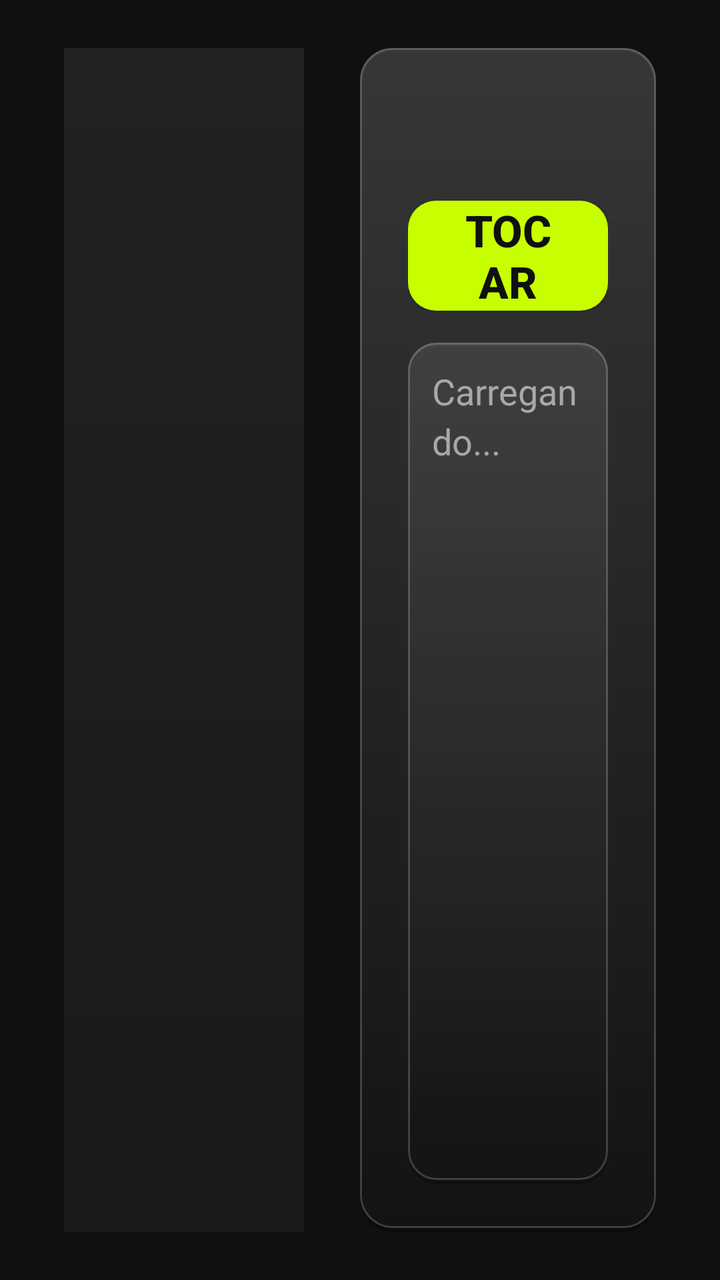
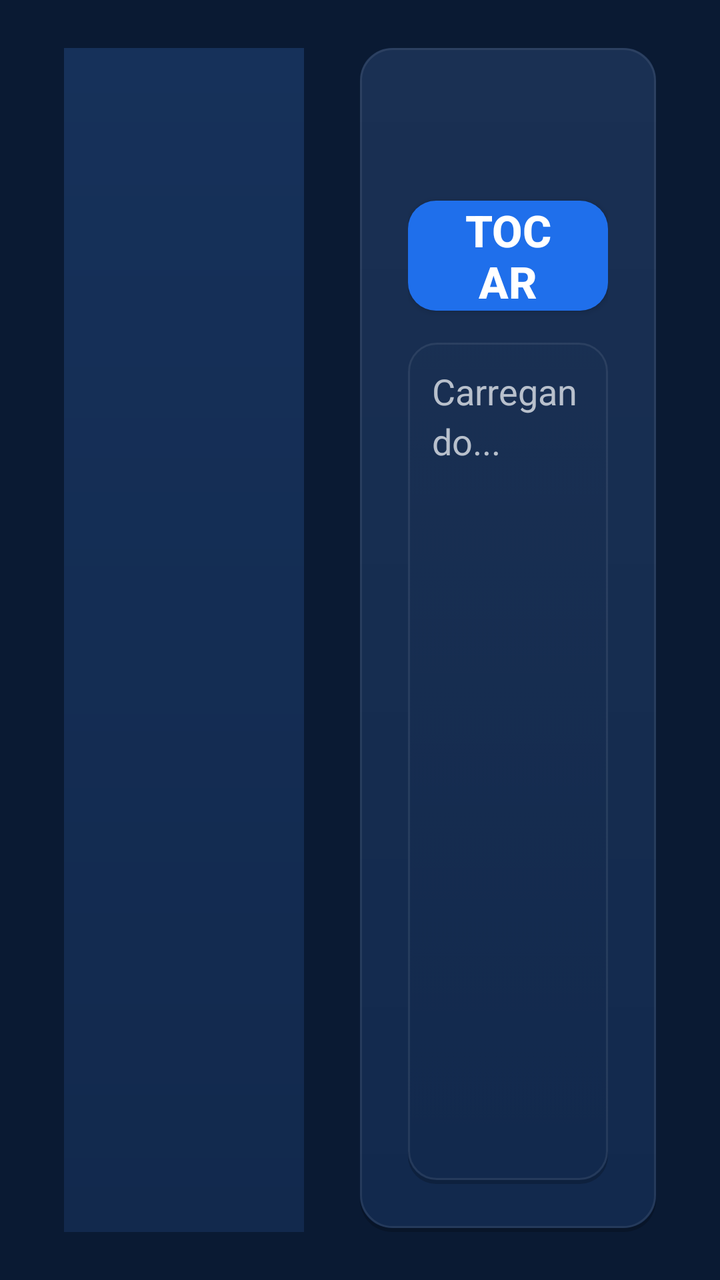

An Android layout rendered at two revisions. The XML below is the earlier revision; the diff shows what the commit changed to produce the second picture.
<!-- AndroidManifest.xml: application theme AppTheme -->
<!-- res/layout/activity_movie.xml -->
<?xml version="1.0" encoding="utf-8"?>
<LinearLayout xmlns:android="http://schemas.android.com/apk/res/android"
    android:layout_width="match_parent"
    android:layout_height="match_parent"
    android:background="@drawable/bg_gradient"
    android:orientation="horizontal"
    android:paddingStart="32dp"
    android:paddingTop="24dp"
    android:paddingEnd="32dp"
    android:paddingBottom="24dp">

    <ImageView
        android:id="@+id/iv_cover"
        android:layout_width="wrap_content"
        android:layout_height="match_parent"
        android:adjustViewBounds="true"
        android:background="@drawable/bg_poster"
        android:contentDescription="Capa"
        android:maxWidth="340dp"
        android:minWidth="120dp"
        android:scaleType="fitCenter" />

    <LinearLayout
        android:layout_width="0dp"
        android:layout_height="match_parent"
        android:layout_marginStart="28dp"
        android:layout_weight="1"
        android:background="@drawable/glass_mid"
        android:orientation="vertical"
        android:padding="24dp">

        <TextView
            android:id="@+id/tv_title"
            android:layout_width="match_parent"
            android:layout_height="wrap_content"
            android:ellipsize="end"
            android:maxLines="2"
            android:textColor="#C8FF00"
            android:textSize="30sp"
            android:textStyle="bold" />

        <TextView
            android:id="@+id/tv_meta"
            android:layout_width="match_parent"
            android:layout_height="wrap_content"
            android:layout_marginTop="8dp"
            android:ellipsize="end"
            android:maxLines="2"
            android:textColor="#A8A8A8"
            android:textSize="18sp"
            android:visibility="gone" />

        <Button
            android:id="@+id/btn_continue"
            android:layout_width="wrap_content"
            android:layout_height="wrap_content"
            android:layout_marginTop="16dp"
            android:background="@drawable/bg_button_primary"
            android:focusable="true"
            android:minWidth="200dp"
            android:paddingStart="28dp"
            android:paddingEnd="28dp"
            android:text="Continuar de onde parei"
            android:textColor="#101010"
            android:textSize="22sp"
            android:textStyle="bold"
            android:visibility="gone" />

        <Button
            android:id="@+id/btn_play"
            android:layout_width="wrap_content"
            android:layout_height="wrap_content"
            android:layout_marginTop="12dp"
            android:background="@drawable/bg_button_primary"
            android:focusable="true"
            android:minWidth="200dp"
            android:paddingStart="28dp"
            android:paddingEnd="28dp"
            android:text="Tocar"
            android:textColor="#101010"
            android:textSize="22sp"
            android:textStyle="bold" />

        <ScrollView
            android:id="@+id/sv_plot"
            android:layout_width="match_parent"
            android:layout_height="0dp"
            android:layout_marginTop="16dp"
            android:layout_weight="1"
            android:background="@drawable/bg_button"
            android:focusable="true"
            android:padding="12dp"
            android:scrollbars="none">

            <TextView
                android:id="@+id/tv_plot"
                android:layout_width="match_parent"
                android:layout_height="wrap_content"
                android:lineSpacingExtra="4dp"
                android:text="Carregando..."
                android:textColor="#A8A8A8"
                android:textSize="18sp" />
        </ScrollView>
    </LinearLayout>

</LinearLayout>
<!-- resources referenced by this layout -->
<resources>
  <!-- drawable bg_button_primary (drawable) -->
  <?xml version="1.0" encoding="utf-8"?>
  <selector xmlns:android="http://schemas.android.com/apk/res/android">
      <item android:state_focused="true">
          <layer-list>
              <item>
                  <shape android:shape="rectangle">
                      <stroke android:width="6dp" android:color="#59C8FF00" />
                      <corners android:radius="17dp" />
                  </shape>
              </item>
              <item android:left="3dp" android:top="3dp" android:right="3dp" android:bottom="3dp">
                  <shape android:shape="rectangle">
                      <solid android:color="#C8FF00" />
                      <stroke android:width="3dp" android:color="#FFFFFF" />
                      <corners android:radius="14dp" />
                  </shape>
              </item>
          </layer-list>
      </item>
      <item android:state_pressed="true">
          <layer-list>
              <item>
                  <shape android:shape="rectangle">
                      <stroke android:width="6dp" android:color="#59C8FF00" />
                      <corners android:radius="17dp" />
                  </shape>
              </item>
              <item android:left="3dp" android:top="3dp" android:right="3dp" android:bottom="3dp">
                  <shape android:shape="rectangle">
                      <solid android:color="#C8FF00" />
                      <stroke android:width="3dp" android:color="#FFFFFF" />
                      <corners android:radius="14dp" />
                  </shape>
              </item>
          </layer-list>
      </item>
      <item>
          <shape android:shape="rectangle">
              <solid android:color="#C8FF00" />
              <corners android:radius="14dp" />
          </shape>
      </item>
  </selector>
  <!-- drawable bg_poster (drawable) -->
  <?xml version="1.0" encoding="utf-8"?>
  <shape xmlns:android="http://schemas.android.com/apk/res/android" android:shape="rectangle">
      <gradient android:type="linear" android:angle="270" android:startColor="#222222" android:endColor="#1A1A1A" />
  </shape>
  <style name="AppTheme" parent="android:Theme.Material.NoActionBar">
          <item name="android:windowBackground">#101010</item>
          <item name="android:colorAccent">#C8FF00</item>
          <item name="android:alertDialogTheme">@style/AscDialog</item>
      </style>
  <!-- drawable glass_focus_14 (drawable) -->
  <?xml version="1.0" encoding="utf-8"?>
  <layer-list xmlns:android="http://schemas.android.com/apk/res/android">
      <item>
          <shape android:shape="rectangle">
              <stroke android:width="6dp" android:color="@color/asc_accent_glow" />
              <corners android:radius="17dp" />
          </shape>
      </item>
      <item
          android:left="3dp"
          android:top="3dp"
          android:right="3dp"
          android:bottom="3dp">
          <shape android:shape="rectangle">
              <solid android:color="@color/asc_glass_focus" />
              <corners android:radius="14dp" />
          </shape>
      </item>
      <item
          android:left="3dp"
          android:top="3dp"
          android:right="3dp"
          android:bottom="3dp">
          <shape android:shape="rectangle">
              <gradient
                  android:angle="270"
                  android:endColor="@color/asc_glass_sheen_end"
                  android:startColor="@color/asc_glass_sheen" />
              <corners android:radius="14dp" />
          </shape>
      </item>
      <item
          android:left="3dp"
          android:top="3dp"
          android:right="3dp"
          android:bottom="3dp">
          <shape android:shape="rectangle">
              <stroke android:width="3dp" android:color="@color/asc_accent" />
              <corners android:radius="14dp" />
          </shape>
      </item>
  </layer-list>
  <color name="asc_glass_shadow">#40000000</color>
  <color name="asc_glass_mid">#8C1A1A1A</color>
  <color name="asc_glass_sheen">#26FFFFFF</color>
  <color name="asc_glass_border">#2EFFFFFF</color>
  <style name="AscDialog" parent="android:Theme.Material.Dialog.Alert">
          <item name="android:windowBackground">@drawable/glass_strong</item>
          <item name="android:colorAccent">#C8FF00</item>
          <item name="android:textColorPrimary">#FFFFFF</item>
          <item name="android:textColorSecondary">#A8A8A8</item>
      </style>
  <color name="asc_accent_glow">#59C8FF00</color>
  <color name="asc_glass_focus">#CC262626</color>
  <color name="asc_accent">#C8FF00</color>
  <color name="asc_glass_light">#661A1A1A</color>
  <color name="asc_glass_strong">#D9141414</color>
  <color name="asc_glass_border_strong">#3DFFFFFF</color>
  <!-- unchanged entries left out for length: 6 -->
</resources>

<!-- the commit's change to res/layout/activity_movie.xml (unified diff, before → after) -->
@@ -35,7 +35,7 @@
             android:layout_height="wrap_content"
             android:ellipsize="end"
             android:maxLines="2"
-            android:textColor="#C8FF00"
+            android:textColor="#5AA2FF"
             android:textSize="30sp"
             android:textStyle="bold" />
 
@@ -46,7 +46,7 @@
             android:layout_marginTop="8dp"
             android:ellipsize="end"
             android:maxLines="2"
-            android:textColor="#A8A8A8"
+            android:textColor="#B8C0CC"
             android:textSize="18sp"
             android:visibility="gone" />
 
@@ -61,7 +61,7 @@
             android:paddingStart="28dp"
             android:paddingEnd="28dp"
             android:text="Continuar de onde parei"
-            android:textColor="#101010"
+            android:textColor="#FFFFFF"
             android:textSize="22sp"
             android:textStyle="bold"
             android:visibility="gone" />
@@ -77,7 +77,7 @@
             android:paddingStart="28dp"
             android:paddingEnd="28dp"
             android:text="Tocar"
-            android:textColor="#101010"
+            android:textColor="#FFFFFF"
             android:textSize="22sp"
             android:textStyle="bold" />
 
@@ -98,7 +98,7 @@
                 android:layout_height="wrap_content"
                 android:lineSpacingExtra="4dp"
                 android:text="Carregando..."
-                android:textColor="#A8A8A8"
+                android:textColor="#B8C0CC"
                 android:textSize="18sp" />
         </ScrollView>
     </LinearLayout>
<!-- resource entries referenced after the edit -->
@@ -7,14 +7,14 @@
           <layer-list>
               <item>
                   <shape android:shape="rectangle">
-                      <stroke android:width="6dp" android:color="#59C8FF00" />
+                      <stroke android:width="6dp" android:color="@color/asc_accent_glow" />
                       <corners android:radius="17dp" />
                   </shape>
               </item>
               <item android:left="3dp" android:top="3dp" android:right="3dp" android:bottom="3dp">
                   <shape android:shape="rectangle">
-                      <solid android:color="#C8FF00" />
-                      <stroke android:width="3dp" android:color="#FFFFFF" />
+                      <solid android:color="@color/asc_accent" />
+                      <stroke android:width="2dp" android:color="@color/asc_focus" />
                       <corners android:radius="14dp" />
                   </shape>
               </item>
@@ -24,14 +24,14 @@
           <layer-list>
               <item>
                   <shape android:shape="rectangle">
-                      <stroke android:width="6dp" android:color="#59C8FF00" />
+                      <stroke android:width="6dp" android:color="@color/asc_accent_glow" />
                       <corners android:radius="17dp" />
                   </shape>
               </item>
               <item android:left="3dp" android:top="3dp" android:right="3dp" android:bottom="3dp">
                   <shape android:shape="rectangle">
-                      <solid android:color="#C8FF00" />
-                      <stroke android:width="3dp" android:color="#FFFFFF" />
+                      <solid android:color="@color/asc_accent" />
+                      <stroke android:width="2dp" android:color="@color/asc_focus" />
                       <corners android:radius="14dp" />
                   </shape>
               </item>
@@ -39,7 +39,7 @@
       </item>
       <item>
           <shape android:shape="rectangle">
-              <solid android:color="#C8FF00" />
+              <solid android:color="@color/asc_accent" />
               <corners android:radius="14dp" />
           </shape>
       </item>
@@ -47,11 +47,11 @@
   <!-- drawable bg_poster (drawable) -->
   <?xml version="1.0" encoding="utf-8"?>
   <shape xmlns:android="http://schemas.android.com/apk/res/android" android:shape="rectangle">
-      <gradient android:type="linear" android:angle="270" android:startColor="#222222" android:endColor="#1A1A1A" />
+      <gradient android:type="linear" android:angle="270" android:startColor="#16315A" android:endColor="#12294D" />
   </shape>
   <style name="AppTheme" parent="android:Theme.Material.NoActionBar">
-          <item name="android:windowBackground">#101010</item>
-          <item name="android:colorAccent">#C8FF00</item>
+          <item name="android:windowBackground">#0A1A33</item>
+          <item name="android:colorAccent">#5AA2FF</item>
           <item name="android:alertDialogTheme">@style/AscDialog</item>
       </style>
   <!-- drawable glass_focus_14 (drawable) -->
@@ -92,27 +92,28 @@
           android:right="3dp"
           android:bottom="3dp">
           <shape android:shape="rectangle">
-              <stroke android:width="3dp" android:color="@color/asc_accent" />
+              <stroke android:width="2dp" android:color="@color/asc_focus" />
               <corners android:radius="14dp" />
           </shape>
       </item>
   </layer-list>
-  <color name="asc_glass_shadow">#40000000</color>
-  <color name="asc_glass_mid">#8C1A1A1A</color>
-  <color name="asc_glass_sheen">#26FFFFFF</color>
-  <color name="asc_glass_border">#2EFFFFFF</color>
+  <color name="asc_glass_shadow">#33000000</color>
+  <color name="asc_glass_mid">#FF12294D</color>
+  <color name="asc_glass_sheen">#08FFFFFF</color>
+  <color name="asc_glass_border">#14FFFFFF</color>
   <style name="AscDialog" parent="android:Theme.Material.Dialog.Alert">
           <item name="android:windowBackground">@drawable/glass_strong</item>
-          <item name="android:colorAccent">#C8FF00</item>
+          <item name="android:colorAccent">#5AA2FF</item>
           <item name="android:textColorPrimary">#FFFFFF</item>
-          <item name="android:textColorSecondary">#A8A8A8</item>
+          <item name="android:textColorSecondary">#B8C0CC</item>
       </style>
-  <color name="asc_accent_glow">#59C8FF00</color>
-  <color name="asc_glass_focus">#CC262626</color>
-  <color name="asc_accent">#C8FF00</color>
-  <color name="asc_glass_light">#661A1A1A</color>
-  <color name="asc_glass_strong">#D9141414</color>
-  <color name="asc_glass_border_strong">#3DFFFFFF</color>
+  <color name="asc_accent_glow">#455AA2FF</color>
+  <color name="asc_glass_focus">#FF1B3B6C</color>
+  <color name="asc_accent">#FF1F6FEB</color>
+  <color name="asc_focus">#FF5AA2FF</color>
+  <color name="asc_glass_light">#FF12294D</color>
+  <color name="asc_glass_strong">#FF12294D</color>
+  <color name="asc_glass_border_strong">#1FFFFFFF</color>
   <!-- unchanged entries left out for length: 6 -->
 </resources>
 
